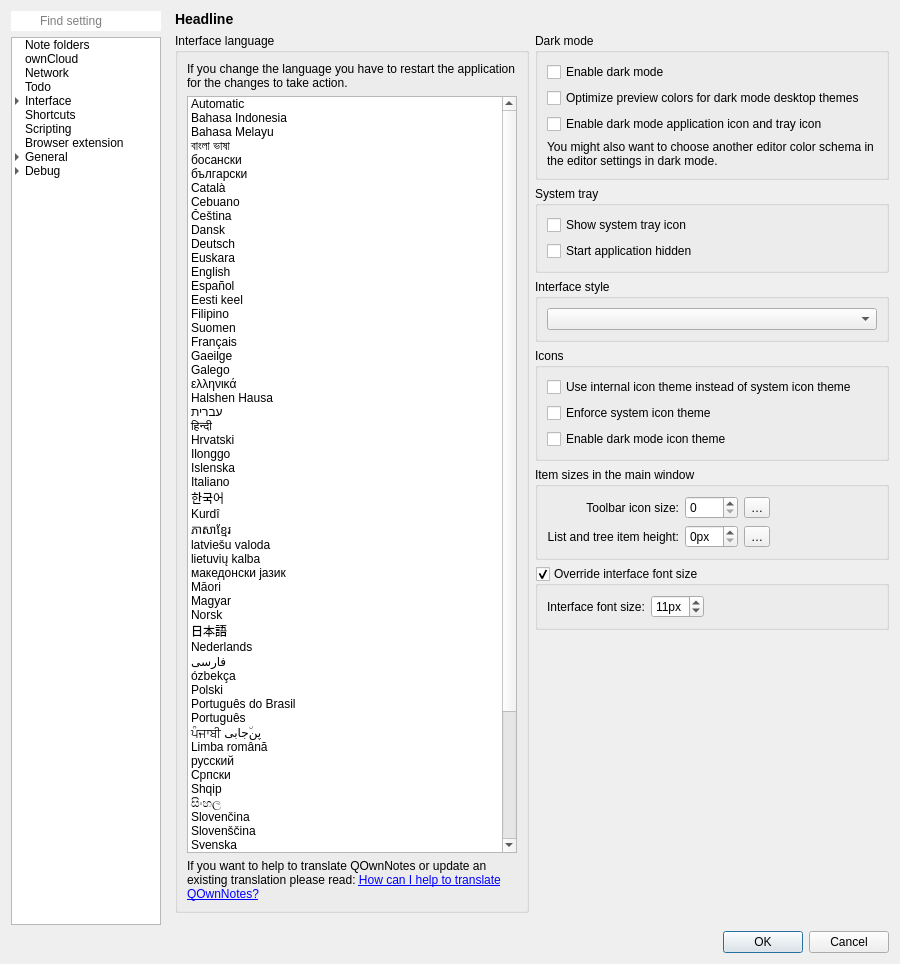
pbek/QOwnNotes, file src/dialogs/settingsdialog.ui: the form before one commit.
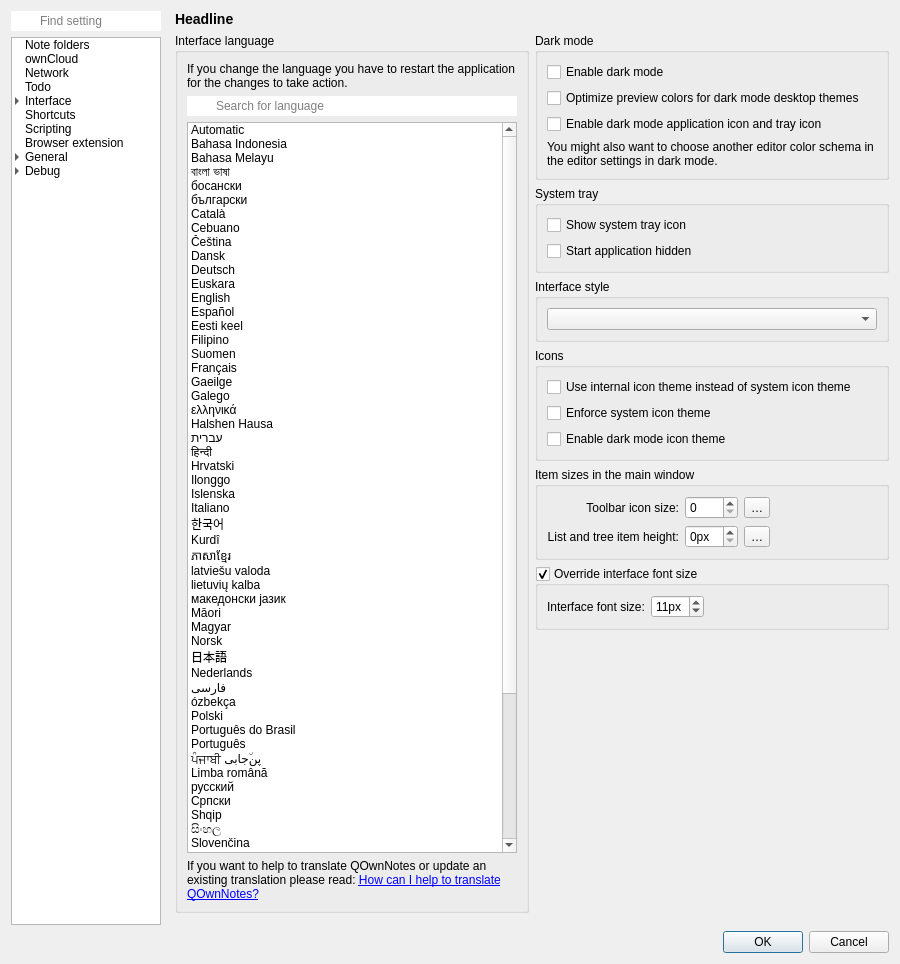
The form after the commit. The open tabs and pages were chosen to show the change. Icons and pictures are not drawn. Custom widgets are drawn as their Qt base class.

Commit message: Add language search

The edit to the form file:
```diff
--- a/src/dialogs/settingsdialog.ui
+++ b/src/dialogs/settingsdialog.ui
@@ -2127,7 +2127,7 @@
                      <string>Interface language</string>
                     </property>
                     <layout class="QGridLayout" name="gridLayout_10">
-                     <item row="2" column="0">
+                     <item row="3" column="0">
                       <widget class="Label" name="label_8">
                        <property name="text">
                         <string>&lt;html&gt;&lt;head/&gt;&lt;body&gt;&lt;p&gt;If you want to help to translate QOwnNotes or update an existing translation please read: &lt;a href=&quot;http://www.qownnotes.org/Knowledge-base/How-can-I-help-to-translate-QOwnNotes&quot;&gt;How can I help to translate QOwnNotes?&lt;/a&gt;&lt;/p&gt;&lt;/body&gt;&lt;/html&gt;</string>
@@ -2140,7 +2140,17 @@
                        </property>
                       </widget>
                      </item>
-                     <item row="1" column="0">
+                     <item row="0" column="0">
+                      <widget class="QLabel" name="label_2">
+                       <property name="text">
+                        <string>If you change the language you have to restart the application for the changes to take action.</string>
+                       </property>
+                       <property name="wordWrap">
+                        <bool>true</bool>
+                       </property>
+                      </widget>
+                     </item>
+                     <item row="2" column="0">
                       <widget class="QListWidget" name="languageListWidget">
                        <item>
                         <property name="text">
@@ -2837,12 +2847,24 @@
                        </item>
                       </widget>
                      </item>
-                     <item row="0" column="0">
-                      <widget class="QLabel" name="label_2">
-                       <property name="text">
-                        <string>If you change the language you have to restart the application for the changes to take action.</string>
+                     <item row="1" column="0">
+                      <widget class="QLineEdit" name="languageSearchLineEdit">
+                       <property name="styleSheet">
+                        <string notr="true">QLineEdit {
+        /* the background image doesn't work without the border definition */
+	border: none;
+	padding: 2px 5px 2px 27px;
+	background-image: url(:/images/search-notes.svg);
+	background-repeat: no-repeat;
+	background-position: center left;
+	margin-right: 0px;
+}
+</string>
                        </property>
-                       <property name="wordWrap">
+                       <property name="placeholderText">
+                        <string>Search for language</string>
+                       </property>
+                       <property name="clearButtonEnabled">
                         <bool>true</bool>
                        </property>
                       </widget>
```
The commit also changes 5 other files.
